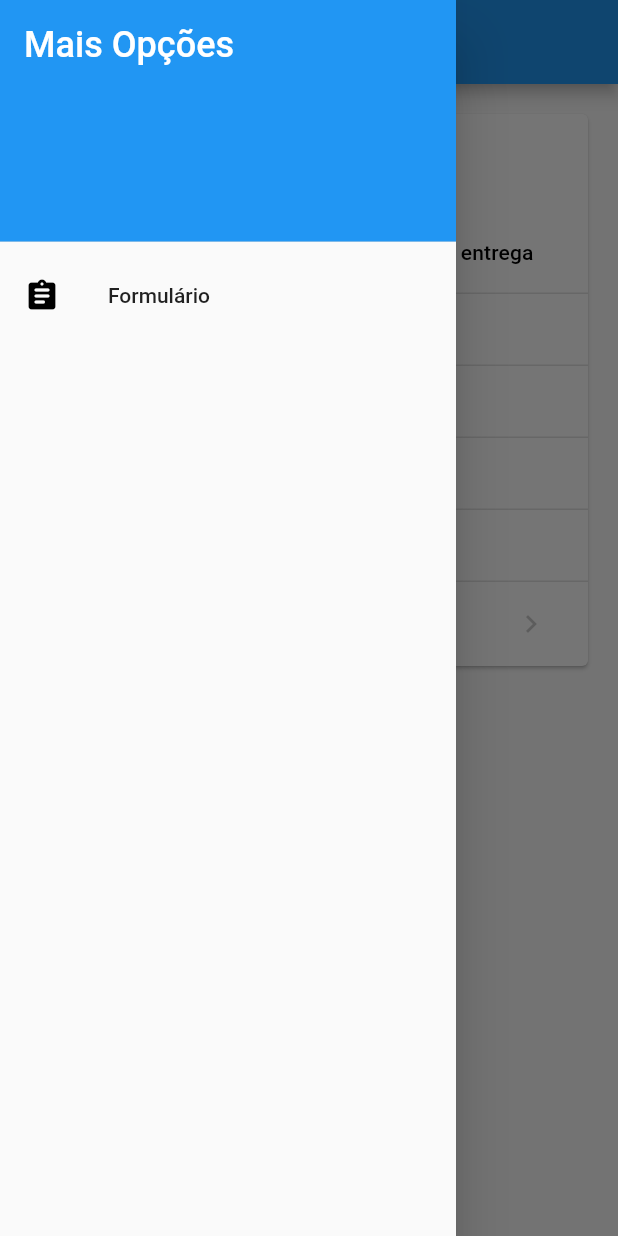
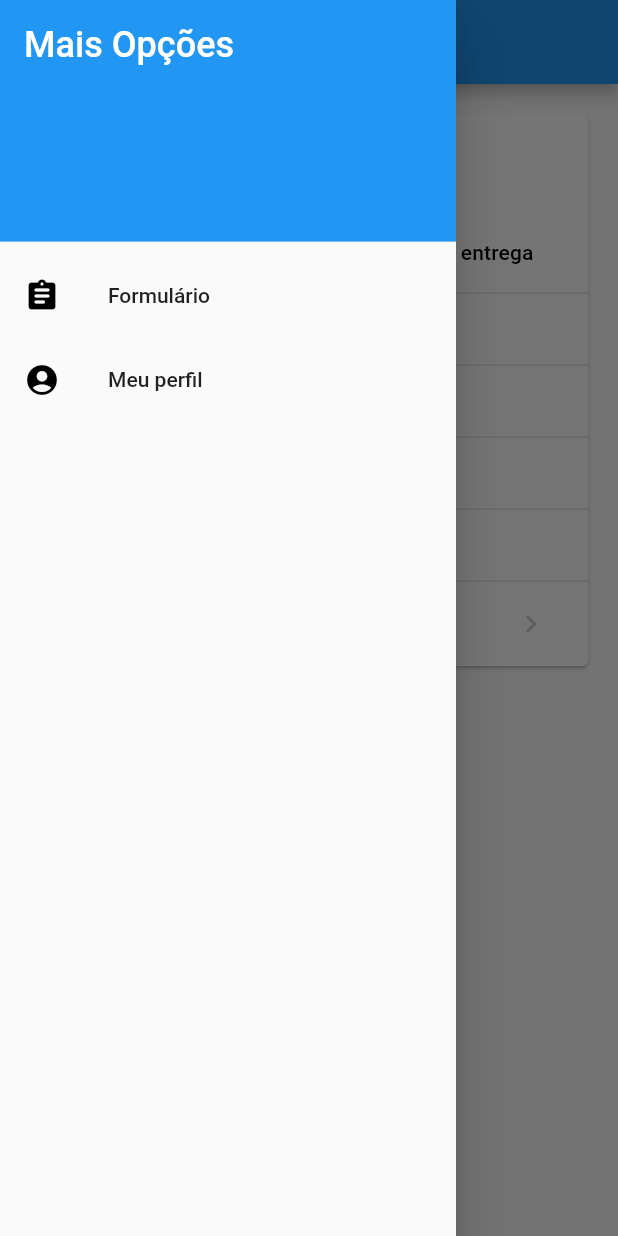
Before and after one commit to RenanFerreira0412/student_notes, a Flutter app: the screen it shows after launch, with the side drawer open, on a phone screen of 412 x 824 dp. Run offline on Flutter 3.47's test engine with Material 2 defaults, Android fonts, the phone set to English and light mode, and no system bars; our stand-ins replace cloud_firestore, firebase_core; accounts and stored records are empty.

Commit message:
Implementação de rotas de navegação pelo app

```diff
--- /dev/null
+++ b/lib/Models/activity.dart
@@ -0,0 +1,10 @@
+class ActivityArguments {
+  final String? titulo;
+  final String? data;
+  final String? topicos;
+  final String? docId;
+  final String? disciplina;
+
+  ActivityArguments(
+      {this.titulo, this.data, this.topicos, this.docId, this.disciplina});
+}
--- /dev/null
+++ b/lib/Route/route_generator.dart
@@ -0,0 +1,43 @@
+import 'package:flutter/material.dart';
+import 'package:student_notes/Models/activity.dart';
+import 'package:student_notes/Screens/form_activity.dart';
+import 'package:student_notes/Screens/homepage.dart';
+import 'package:student_notes/Screens/profile.dart';
+
+class RouteGenerator {
+  static Route<dynamic> generateRoute(RouteSettings settings) {
+    switch (settings.name) {
+      case '/homepage':
+        return MaterialPageRoute(builder: (_) => const HomePage());
+      case '/formActivity':
+        //final args = settings.arguments as ActivityArguments;
+        ActivityArguments argument = settings.arguments as ActivityArguments;
+        return MaterialPageRoute(
+            builder: (_) => FormActivity(
+                titulo: argument.titulo,
+                topicos: argument.topicos,
+                disciplina: argument.disciplina,
+                data: argument.data,
+                docId: argument.docId));
+      case '/profile':
+        return MaterialPageRoute(builder: (_) => const UserProfile());
+
+      default:
+        // Caso não exista nenhum nome de rota estabelecido no laço, retorna uma mensagem de erro, e.g. /third
+        return _errorRoute();
+    }
+  }
+
+  static Route<dynamic> _errorRoute() {
+    return MaterialPageRoute(builder: (_) {
+      return Scaffold(
+        appBar: AppBar(
+          title: const Text('Error'),
+        ),
+        body: const Center(
+          child: Text('ERROR'),
+        ),
+      );
+    });
+  }
+}
--- a/lib/Screens/homepage.dart
+++ b/lib/Screens/homepage.dart
@@ -1,6 +1,6 @@
 import 'package:flutter/material.dart';
 import 'package:student_notes/Components/item_activity_table.dart';
-import 'package:student_notes/Screens/form_activity.dart';
+import 'package:student_notes/Models/activity.dart';
 import 'package:student_notes/Widgets/widgets.dart';
 
 class HomePage extends StatefulWidget {
@@ -43,11 +43,15 @@ class _HomePageState extends State<HomePage> {
                 icone: Icons.assignment_rounded,
                 title: 'Formulário',
                 onTap: () {
-                  Navigator.push(
-                    context,
-                    MaterialPageRoute(
-                        builder: (context) => const FormActivity()),
-                  );
+                  Navigator.pushNamed(context, '/formActivity',
+                      arguments: ActivityArguments());
+                },
+                color: Colors.black),
+            ListTileOptions(
+                icone: Icons.account_circle_rounded,
+                title: 'Meu perfil',
+                onTap: () {
+                  Navigator.pushNamed(context, '/profile');
                 },
                 color: Colors.black),
           ],
--- a/lib/main.dart
+++ b/lib/main.dart
@@ -1,6 +1,6 @@
 import 'package:firebase_core/firebase_core.dart';
 import 'package:flutter/material.dart';
-import 'package:student_notes/Screens/homepage.dart';
+import 'package:student_notes/Route/route_generator.dart';
 
 Future<void> main() async {
   WidgetsFlutterBinding.ensureInitialized();
@@ -28,7 +28,9 @@ class StudentNoteApp extends StatelessWidget {
       theme: ThemeData(
         primarySwatch: Colors.blue,
       ),
-      home: const HomePage(),
+
+      initialRoute: '/homepage',
+      onGenerateRoute: RouteGenerator.generateRoute,
     );
   }
 }
```
Also changed, not shown: lib/Components/item_activity_table.dart (+9 -12 lines), lib/Screens/profile.dart (added, +19 -0 lines).
